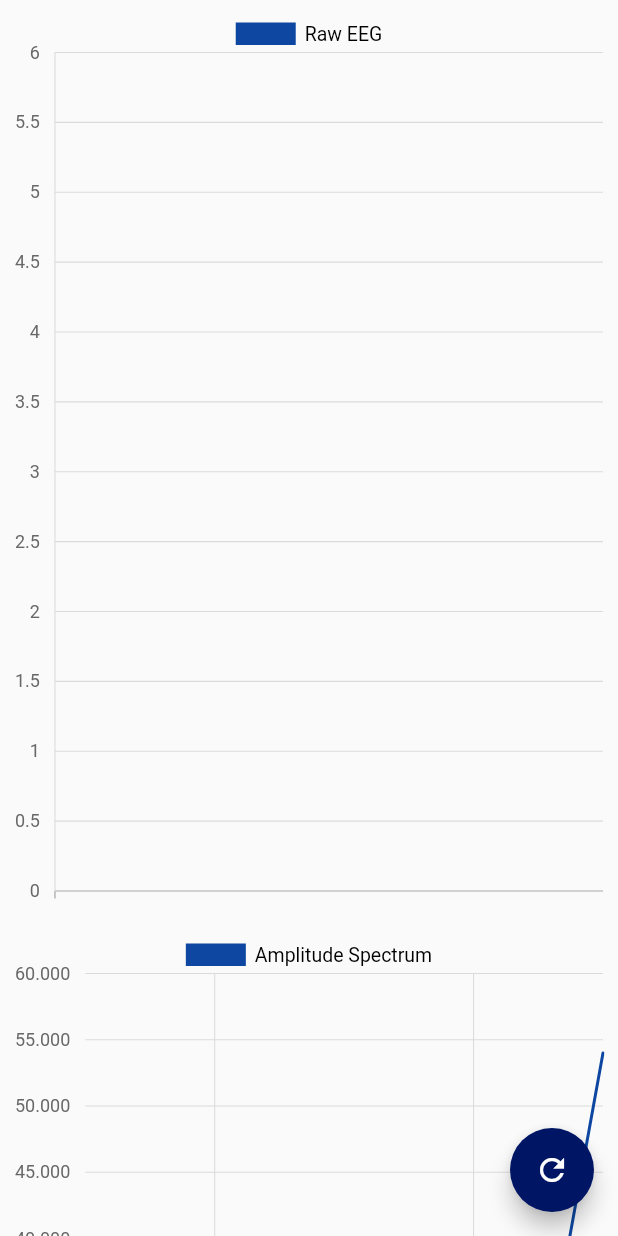
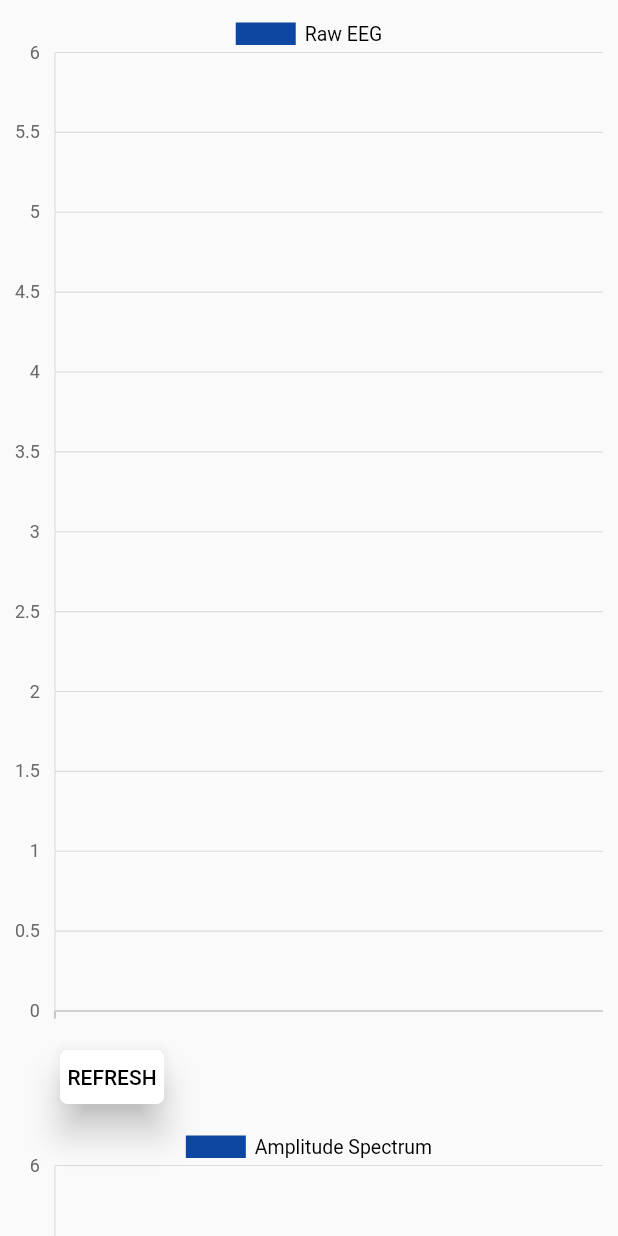
Before and after one commit to ngddat2706/mind_monitoring_application, a Flutter app: the RawEEFDataScreen screen opened directly, on a phone screen of 412 x 824 dp. Run offline on Flutter 3.47's test engine with Material 2 defaults, Android fonts, the light colour scheme and no system bars; our stand-ins replace cloud_firestore, firebase_core, firebase_messaging, flutter_local_notifications, flutter_spinkit, get and 2 more; missing offline and left inert: app_settings, status_alert, tiengviet; accounts and stored records are empty; network calls fail.

Commit message:
Add service for chart FFT

```diff
--- a/mind_monitoring_application/lib/controllers/value_controller.dart
+++ b/mind_monitoring_application/lib/controllers/value_controller.dart
@@ -3,15 +3,17 @@ import 'package:mind_monitoring_application/controllers/home_controller.dart';
 import 'package:mind_monitoring_application/models/model_value_raw_last_5min.dart';
 import 'package:mind_monitoring_application/services/last5mins_value_service.dart';
 
+import '../models/model_value_fft.dart';
 import '../models/model_value_last_5min.dart';
 
 class ValueController extends GetxController{
   HomeController homeController = Get.find();
-  List<ChartData>? chartData4;
   Rx<ModelValueLast5Min> valueLast5Min = ModelValueLast5Min(data8Bands: [], generals: []).obs;
   List<ModelValueRawLast5Min> valueRawLast5min = <ModelValueRawLast5Min>[];
+  Rx<ModelValueFft> valueLastFFT = ModelValueFft(amplitudeSpectrum: [], frequencyAxis: []).obs;
   var loadingScreenTgam = false.obs;
   var loadingScreenRaw = false.obs;
+  var loadingScreenFTT = false.obs;
   Future<bool> fetchNewValue() async {
     loadingScreenTgam.value = true;
     var newValue =
@@ -37,11 +39,16 @@ class ValueController extends GetxController{
     valueRawLast5min = [];
     return false;
   }
+  Future<bool> fetchNewFFTValue() async {
+    loadingScreenFTT.value = true;
+    var newValue =
+        await Last5minsValueService.fetchFFTValue(deviceId: homeController.indexDevice.value.id??"");
+    if (newValue != null) {
+      valueLastFFT.value = newValue;
+      loadingScreenFTT.value =false;
+      return true;
+    }
+    valueLastFFT.value = ModelValueFft(amplitudeSpectrum: [], frequencyAxis: []);
+    return false;
+  }
 }
-
-class ChartData {
-  ChartData(this.x, this.y, this.y2);
-  final double x;
-  final double y;
-  final double y2;
-}
--- /dev/null
+++ b/mind_monitoring_application/lib/models/model_value_fft.dart
@@ -0,0 +1,27 @@
+import 'dart:convert';
+
+import 'package:mind_monitoring_application/models/model_value_raw_last_5min.dart';
+
+ModelValueFft modelValueFftFromJson(String str) => ModelValueFft.fromJson(json.decode(str));
+
+String modelValueFftToJson(ModelValueFft data) => json.encode(data.toJson());
+
+class ModelValueFft {
+    List<ModelValueRawLast5Min> frequencyAxis;
+    List<ModelValueRawLast5Min> amplitudeSpectrum;
+
+    ModelValueFft({
+        required this.frequencyAxis,
+        required this.amplitudeSpectrum,
+    });
+
+    factory ModelValueFft.fromJson(Map<String, dynamic> json) => ModelValueFft(
+        frequencyAxis: List<ModelValueRawLast5Min>.from(json["frequencyAxis"].map((x) => ModelValueRawLast5Min.fromJson(x))),
+        amplitudeSpectrum: List<ModelValueRawLast5Min>.from(json["amplitudeSpectrum"].map((x) => ModelValueRawLast5Min.fromJson(x))),
+    );
+
+    Map<String, dynamic> toJson() => {
+        "frequencyAxis": List<dynamic>.from(frequencyAxis.map((x) => x.toJson())),
+        "amplitudeSpectrum": List<dynamic>.from(amplitudeSpectrum.map((x) => x.toJson())),
+    };
+}
--- a/mind_monitoring_application/lib/views/pages/detail_device_screen.dart
+++ b/mind_monitoring_application/lib/views/pages/detail_device_screen.dart
@@ -24,6 +24,7 @@ class _DetailDeviceScreenState extends State<DetailDeviceScreen> with TickerProv
     super.initState();
     valueController.fetchNewValue();
     valueController.fetchNewRawValue();
+    valueController.fetchNewFFTValue();
     tabController =
         TabController(length: 3, vsync: this);
     tabController.addListener(() {
--- a/mind_monitoring_application/lib/views/shared_component/raw_eff_data_screen.dart
+++ b/mind_monitoring_application/lib/views/shared_component/raw_eff_data_screen.dart
@@ -4,7 +4,7 @@ import 'package:mind_monitoring_application/controllers/value_controller.dart';
 import 'package:syncfusion_flutter_charts/charts.dart';
 import 'package:intl/intl.dart';
 import '../../models/model_value_raw_last_5min.dart';
-import 'package:flutter/foundation.dart' show kIsWeb;
+
 class RawEEFDataScreen extends StatefulWidget {
   const RawEEFDataScreen({Key? key}) : super(key: key);
 
@@ -17,17 +17,10 @@ class _RawEEFDataScreenState extends State<RawEEFDataScreen> {
 
   @override
   void initState() {
-    valueController.chartData4 = <ChartData>[
-      ChartData(2005, 0, 0),
-      ChartData(2006, 0, 44),
-      ChartData(2007, 36, 44),
-      ChartData(2008, 0, 44),
-      ChartData(2009, 54, 66),
-    ];
     super.initState();
   }
 
-  Future<void> _refresh() async{
+  Future<void> _refresh() async {
     //valueController.fetchNewValue();
     valueController.loadingScreenRaw.value = true;
     await Future.delayed(
@@ -38,6 +31,7 @@ class _RawEEFDataScreenState extends State<RawEEFDataScreen> {
       Duration(milliseconds: 2),
     );
   }
+
   late ZoomPanBehavior zoomPanBehavior;
   late TrackballBehavior trackballBehavior;
   late ZoomPanBehavior zoomPanBehavior2;
@@ -73,36 +67,69 @@ class _RawEEFDataScreenState extends State<RawEEFDataScreen> {
     );
 
     final height = MediaQuery.of(context).size.height;
-    return Obx(()=> Scaffold(
+    return Obx(
+      () => Scaffold(
         body: SingleChildScrollView(
-        child: Container(
+          child: Column(
+                crossAxisAlignment: CrossAxisAlignment.start,
+                  children: [
+                    Container(
+                        height: height - 130,
                         child: valueController.loadingScreenRaw.value
-              ? Container(
-                  height: MediaQuery.of(context).size.height - 150,
-                  child: Center(
+                        ? Center(
                           child: CircularProgressIndicator(
                             color: Colors.indigo[900],
                           ),
+                        )
+                        :_buildDefaultLineChart()),
+                    Container(
+                      padding: EdgeInsets.only(left: 40),
+                      child: ElevatedButton(
+                        onPressed: () {
+                          valueController.fetchNewRawValue();
+                        },
+                        style: ElevatedButton.styleFrom(
+                            backgroundColor: Colors.white,
+                            foregroundColor: Colors.black,
+                            elevation: 10,
+                            visualDensity:
+                                VisualDensity(horizontal: 0, vertical: 0),
+                            padding: EdgeInsets.only(left: 5, right: 5),
+                            shape: RoundedRectangleBorder(
+                                borderRadius: BorderRadius.circular(5))),
+                        child: Text("REFRESH"),
+                      ),
+                    ),
+                    Container(
+                      height: height -130,
+                      child: valueController.loadingScreenFTT.value
+                        ? Center(
+                          child: CircularProgressIndicator(
+                            color: Colors.indigo[900],
                           ),
                         )
-              :  Column(
-            children: [
+                        :_buildDefaultLineChart2(),
+                    ),
                     Container(
-                        height: height-(kIsWeb?100:210), child: _buildDefaultLineChart()),
-              Container(height: height-(kIsWeb?100:210), child: _buildDefaultLineChart2(),),
-              SizedBox(height: kIsWeb?0:70,)
-            ],
+                      padding: EdgeInsets.only(left: 40),
+                      child: ElevatedButton(
+                        onPressed: () {
+                          valueController.fetchNewFFTValue();
+                        },
+                        style: ElevatedButton.styleFrom(
+                            backgroundColor: Colors.white,
+                            foregroundColor: Colors.black,
+                            elevation: 10,
+                            visualDensity:
+                                VisualDensity(horizontal: 0, vertical: 0),
+                            padding: EdgeInsets.only(left: 5, right: 5),
+                            shape: RoundedRectangleBorder(
+                                borderRadius: BorderRadius.circular(5))),
+                        child: Text("REFRESH"),
                       ),
                     ),
-      ),
-      floatingActionButton: FloatingActionButton(
-          onPressed: () {
-            _refresh();
-          },
-          backgroundColor: Color.fromARGB(255, 0, 22, 100),
-          child: Tooltip(
-            message: "REFRESH",
-            child: Icon(Icons.refresh)
+                    SizedBox(height: 50,)
+                  ],
                 ),
         ),
       ),
@@ -118,7 +145,8 @@ class _RawEEFDataScreenState extends State<RawEEFDataScreen> {
       legend: Legend(
           position: LegendPosition.top,
           isVisible: true,
-          iconWidth: 40, iconHeight: 15),
+          iconWidth: 40,
+          iconHeight: 15),
       primaryXAxis: CategoryAxis(
           arrangeByIndex: true,
           labelRotation: -45,
@@ -127,7 +155,7 @@ class _RawEEFDataScreenState extends State<RawEEFDataScreen> {
           labelStyle: TextStyle(color: Colors.transparent, fontSize: 0),
           edgeLabelPlacement: EdgeLabelPlacement.shift),
       primaryYAxis: NumericAxis(
-        rangePadding: ChartRangePadding.round ,
+          rangePadding: ChartRangePadding.round,
           axisLine: const AxisLine(width: 0),
           majorTickLines: const MajorTickLines(color: Colors.transparent)),
       series: _getDefaultLineSeries(),
@@ -140,11 +168,13 @@ class _RawEEFDataScreenState extends State<RawEEFDataScreen> {
       LineSeries<ModelValueRawLast5Min, String>(
         legendIconType: LegendIconType.rectangle,
         dataSource: valueController.valueRawLast5min,
-          xValueMapper: (ModelValueRawLast5Min sales, _) => DateFormat("hh:mm a - MMMM dd,yyyy").format(sales.recivedTime),
+        xValueMapper: (ModelValueRawLast5Min sales, _) =>
+            DateFormat("hh:mm a - MMMM dd,yyyy").format(sales.recivedTime),
         yValueMapper: (ModelValueRawLast5Min sales, _) => sales.value,
         width: 2,
         name: 'Raw EEG',
-          color: Colors.blue[900],),
+        color: Colors.blue[900],
+      ),
     ];
   }
 
@@ -155,14 +185,18 @@ class _RawEEFDataScreenState extends State<RawEEFDataScreen> {
       plotAreaBorderWidth: 0,
       legend: Legend(
           position: LegendPosition.top,
-          isVisible: true,iconWidth: 40, iconHeight: 15),
-      primaryXAxis: NumericAxis(
+          isVisible: true,
+          iconWidth: 40,
+          iconHeight: 15),
+      primaryXAxis: CategoryAxis(
+          arrangeByIndex: true,
           labelRotation: -45,
-          edgeLabelPlacement: EdgeLabelPlacement.shift,
-          interval: 2,),
+          interval: 1,
+          isInversed: true,
+          labelStyle: TextStyle(color: Colors.transparent, fontSize: 0),
+          edgeLabelPlacement: EdgeLabelPlacement.shift),
       primaryYAxis: NumericAxis(
-        rangePadding: ChartRangePadding.round ,
-          labelFormat: '{value}.000',
+          rangePadding: ChartRangePadding.round,
           axisLine: const AxisLine(width: 0),
           majorTickLines: const MajorTickLines(color: Colors.transparent)),
       series: _getDefaultLineSeries2(),
@@ -170,22 +204,23 @@ class _RawEEFDataScreenState extends State<RawEEFDataScreen> {
   }
 
   /// The method returns line series to chart.
-  List<LineSeries<ChartData, num>> _getDefaultLineSeries2() {
-    return <LineSeries<ChartData, num>>[
-      LineSeries<ChartData, num>(
+  List<LineSeries<ModelValueRawLast5Min, String>> _getDefaultLineSeries2() {
+    return <LineSeries<ModelValueRawLast5Min, String>>[
+      LineSeries<ModelValueRawLast5Min, String>(
         legendIconType: LegendIconType.rectangle,
         color: Colors.blue[900],
-          dataSource: valueController.chartData4!,
-          xValueMapper: (ChartData sales, _) => sales.x,
-          yValueMapper: (ChartData sales, _) => sales.y,
+        dataSource: valueController.valueLastFFT.value.amplitudeSpectrum,
+        xValueMapper: (ModelValueRawLast5Min sales, _) =>
+            DateFormat("hh:mm a - MMMM dd,yyyy").format(sales.recivedTime),
+        yValueMapper: (ModelValueRawLast5Min sales, _) => sales.value,
         width: 2,
-          name: 'Amplitude Spectrum',),
+        name: 'Amplitude Spectrum',
+      ),
     ];
   }
 
   @override
   void dispose() {
-    valueController.chartData4!.clear();
     super.dispose();
   }
 }
```
Also changed, not shown: mind_monitoring_application/lib/models/model_value_last_5min.dart (+28 -28 lines), mind_monitoring_application/lib/services/last5mins_value_service.dart (+21 -2 lines). Lines whose indentation alone changed are shown as unchanged.
